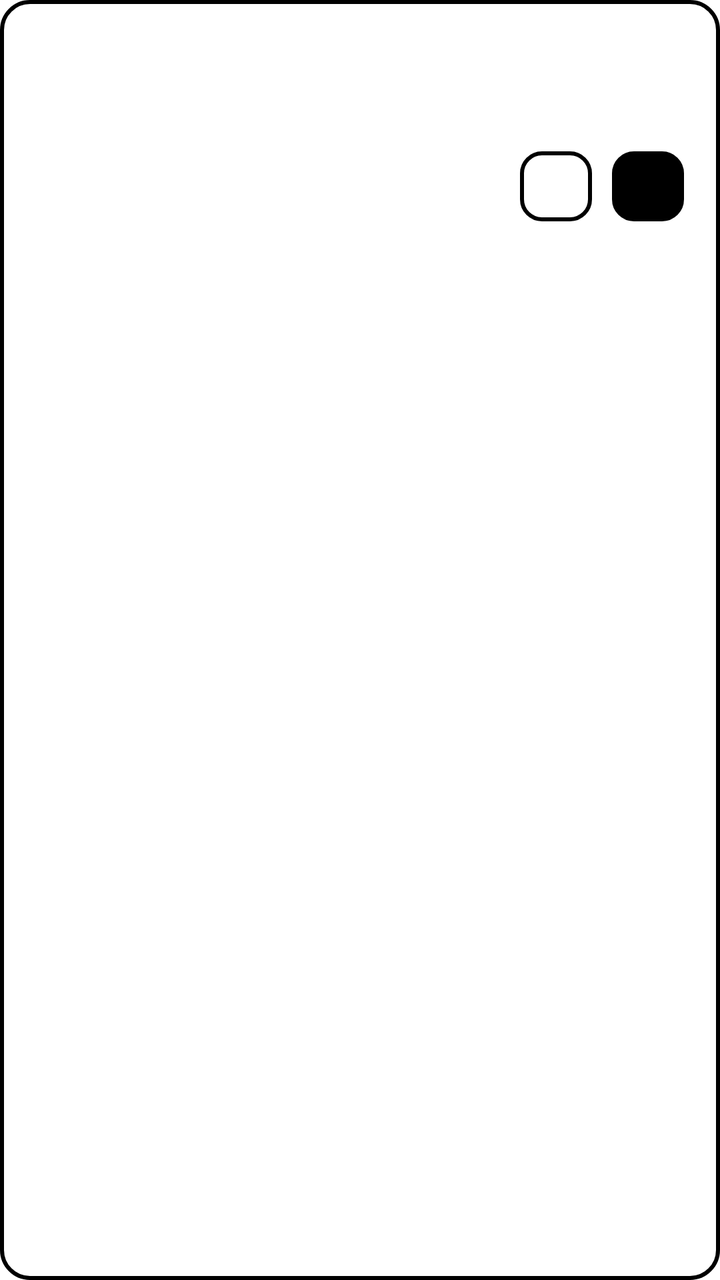
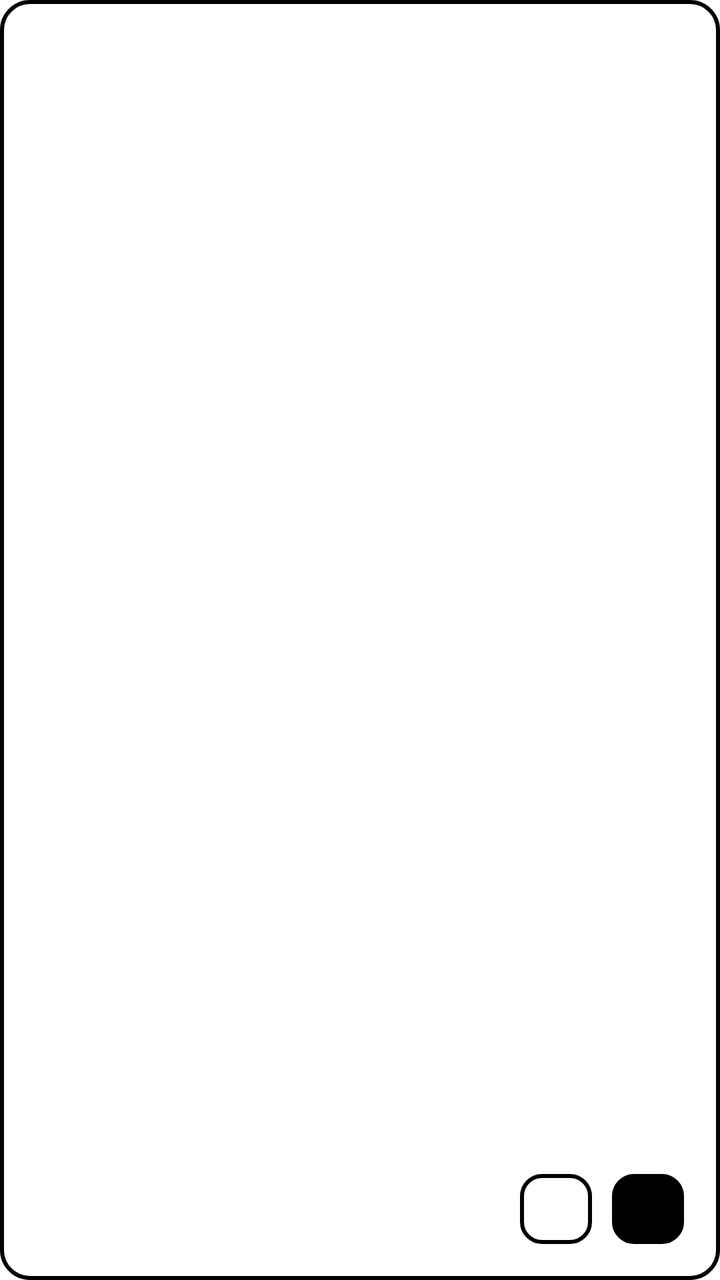

Two renders of the same Android screen: before a commit and after it. Below are the layout's source before the change and the commit's diff.
<!-- AndroidManifest.xml: application theme AppTheme -->
<!-- res/layout/view_update_tray.xml -->
<?xml version="1.0" encoding="utf-8"?>
<LinearLayout xmlns:android="http://schemas.android.com/apk/res/android"
    android:layout_width="match_parent"
    android:layout_height="wrap_content"
    android:layout_margin="12dp"
    android:background="@drawable/bg_update_tray"
    android:orientation="vertical"
    android:padding="18dp">

    <TextView
        android:id="@+id/trayTitle"
        android:layout_width="match_parent"
        android:layout_height="wrap_content"
        android:textColor="@color/text_primary"
        android:textSize="15sp"
        android:textStyle="bold" />

    <TextView
        android:id="@+id/trayNotes"
        android:layout_width="match_parent"
        android:layout_height="wrap_content"
        android:layout_marginTop="10dp"
        android:lineSpacingExtra="4dp"
        android:maxLines="12"
        android:textColor="@color/text_muted"
        android:textSize="12.5sp" />

    <LinearLayout
        android:layout_width="match_parent"
        android:layout_height="wrap_content"
        android:layout_marginTop="10dp"
        android:gravity="end"
        android:orientation="horizontal">

        <TextView
            android:id="@+id/trayNeutral"
            android:layout_width="wrap_content"
            android:layout_height="wrap_content"
            android:background="@drawable/bg_btn_outline"
            android:clickable="true"
            android:focusable="true"
            android:paddingLeft="18dp"
            android:paddingTop="8dp"
            android:paddingRight="18dp"
            android:paddingBottom="8dp"
            android:textColor="@color/text_primary"
            android:textSize="14sp"
            android:textStyle="bold" />

        <TextView
            android:id="@+id/trayDownload"
            android:layout_width="wrap_content"
            android:layout_height="wrap_content"
            android:layout_marginStart="10dp"
            android:layout_marginLeft="10dp"
            android:background="@drawable/bg_btn_solid"
            android:clickable="true"
            android:focusable="true"
            android:paddingLeft="18dp"
            android:paddingTop="8dp"
            android:paddingRight="18dp"
            android:paddingBottom="8dp"
            android:textColor="@color/window_bg"
            android:textSize="14sp"
            android:textStyle="bold" />
    </LinearLayout>
</LinearLayout>
<!-- resources referenced by this layout -->
<resources>
  <color name="text_muted">#666666</color>
  <color name="text_primary">#000000</color>
  <color name="window_bg">#FFFFFF</color>
  <!-- drawable bg_btn_outline (drawable) -->
  <?xml version="1.0" encoding="utf-8"?>
  <shape xmlns:android="http://schemas.android.com/apk/res/android"
      android:shape="rectangle">
      <solid android:color="@color/window_bg" />
      <stroke
          android:width="2dp"
          android:color="@color/text_primary" />
      <corners android:radius="10dp" />
  </shape>
  <!-- drawable bg_btn_solid (drawable) -->
  <?xml version="1.0" encoding="utf-8"?>
  <shape xmlns:android="http://schemas.android.com/apk/res/android"
      android:shape="rectangle">
      <solid android:color="@color/text_primary" />
      <stroke
          android:width="2dp"
          android:color="@color/text_primary" />
      <corners android:radius="10dp" />
  </shape>
  <!-- drawable bg_update_tray (drawable) -->
  <?xml version="1.0" encoding="utf-8"?>
  <shape xmlns:android="http://schemas.android.com/apk/res/android"
      android:shape="rectangle">
      <solid android:color="@color/window_bg" />
      <stroke
          android:width="2dp"
          android:color="@color/text_primary" />
      <corners android:radius="14dp" />
  </shape>
  <style name="AppTheme" parent="@android:style/Theme.DeviceDefault.Light.NoActionBar">
          
          <item name="android:windowAnimationStyle">@style/notAnimation</item>
          <item name="android:statusBarColor" tools:targetApi="m">@color/window_bg</item>
          <item name="android:windowDrawsSystemBarBackgrounds" tools:targetApi="m">true</item>
          <item name="android:windowLightStatusBar" tools:targetApi="m">true</item>
          <item name="android:windowLightNavigationBar" tools:targetApi="o_mr1">true</item>
          <item name="android:navigationBarColor" tools:targetApi="o_mr1">@color/window_bg</item>
          <item name="android:textColor">@color/text_primary</item>
  
          <item name="android:windowBackground">@android:color/transparent</item>
          <item name="android:colorBackgroundCacheHint">@null</item>
          <item name="android:windowShowWallpaper">true</item>
  
  
      </style>
  <style name="notAnimation">
          <item name="android:activityOpenEnterAnimation">@null</item>
          <item name="android:activityOpenExitAnimation">@null</item>
          <item name="android:activityCloseEnterAnimation">@null</item>
          <item name="android:activityCloseExitAnimation">@null</item>
          <item name="android:taskOpenEnterAnimation">@null</item>
          <item name="android:taskOpenExitAnimation">@null</item>
          <item name="android:taskCloseEnterAnimation">@null</item>
          <item name="android:taskCloseExitAnimation">@null</item>
          <item name="android:taskToFrontEnterAnimation">@null</item>
          <item name="android:taskToFrontExitAnimation">@null</item>
          <item name="android:taskToBackEnterAnimation">@null</item>
          <item name="android:taskToBackExitAnimation">@null</item>
      </style>
</resources>

<!-- the commit's change to res/layout/view_update_tray.xml (unified diff, before → after) -->
@@ -2,8 +2,9 @@
 <LinearLayout xmlns:android="http://schemas.android.com/apk/res/android"
     android:layout_width="match_parent"
     android:layout_height="wrap_content"
-    android:layout_margin="12dp"
     android:background="@drawable/bg_update_tray"
+    android:clickable="true"
+    android:focusable="true"
     android:orientation="vertical"
     android:padding="18dp">
 
@@ -15,15 +16,21 @@
         android:textSize="15sp"
         android:textStyle="bold" />
 
-    <TextView
-        android:id="@+id/trayNotes"
+    <ScrollView
         android:layout_width="match_parent"
-        android:layout_height="wrap_content"
+        android:layout_height="0dp"
         android:layout_marginTop="10dp"
-        android:lineSpacingExtra="4dp"
-        android:maxLines="12"
-        android:textColor="@color/text_muted"
-        android:textSize="12.5sp" />
+        android:layout_weight="1"
+        android:overScrollMode="never">
+
+        <TextView
+            android:id="@+id/trayNotes"
+            android:layout_width="match_parent"
+            android:layout_height="wrap_content"
+            android:lineSpacingExtra="4dp"
+            android:textColor="@color/text_muted"
+            android:textSize="12.5sp" />
+    </ScrollView>
 
     <LinearLayout
         android:layout_width="match_parent"
